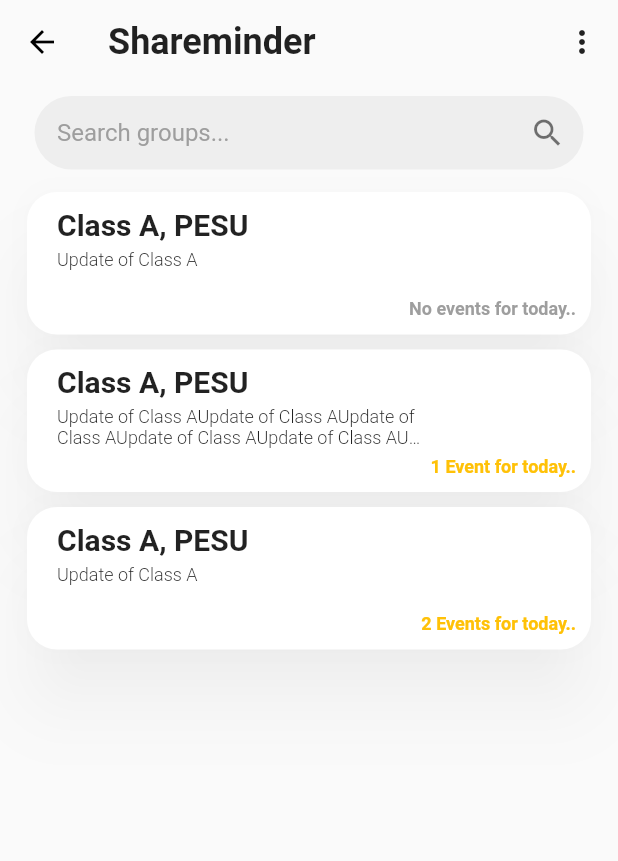
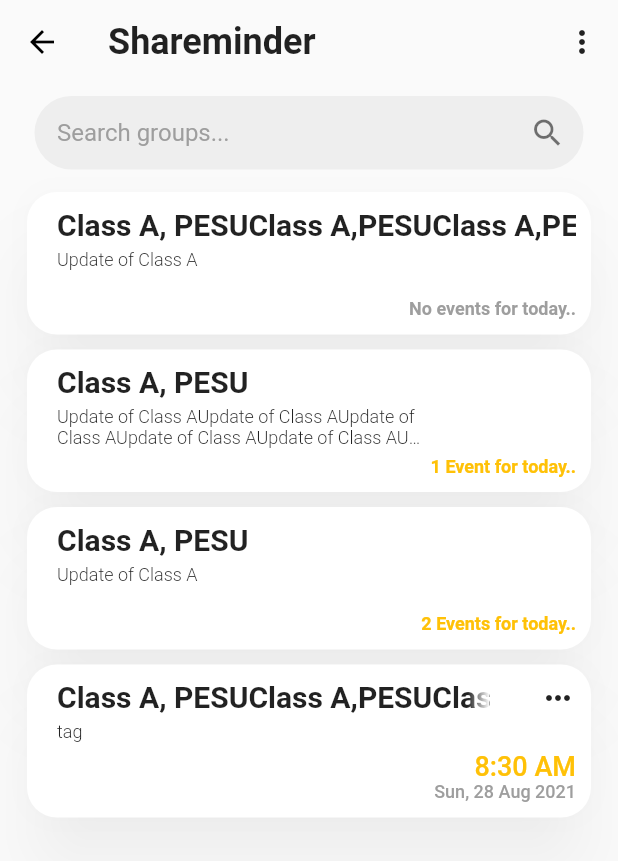
Before and after one commit to sathviksaya/override, a Flutter app: the Home screen opened directly, on a phone screen of 412 x 824 dp. Shown: the top 861 px of the screen. Run offline on Flutter 3.47's test engine with Material 2 defaults, Android fonts, the phone set to English and light mode, and no system bars; our stand-ins replace cloud_firestore, firebase_auth, firebase_core, flutter_spinkit, google_fonts, google_sign_in and 3 more; accounts and stored records are empty.

Commit message:
event card

```diff
--- a/lib/screens/home_screen/display_groups.dart
+++ b/lib/screens/home_screen/display_groups.dart
@@ -1,4 +1,5 @@
 import 'package:flutter/material.dart';
+import 'package:override/screens/widgets/event_card.dart';
 import 'package:override/screens/widgets/group_card.dart';
 import 'package:override/shared/my_textfield.dart';
 
@@ -40,7 +41,7 @@
         child: Column(
           children: [
             GroupCard(
-              name: "Class A, PESU",
+              name: "Class A, PESUClass A,PESUClass A,PESUClass A,PESUClass A,PESUClass A,PESUClass A, PESU",
               description: "Update of Class A",
               eventsNumber: 0,
             ),
@@ -55,6 +56,7 @@
               description: "Update of Class A",
               eventsNumber: 2,
             ),
+            EventCard(name: "Class A, PESUClass A,PESUClass A,PESUClass A,PESUC", tag: "tag", dateTime: '')
           ],
         ),
       ),
--- a/lib/screens/widgets/dropdown_list.dart
+++ b/lib/screens/widgets/dropdown_list.dart
@@ -14,7 +14,7 @@
   @override
   Widget build(BuildContext context) {
     return PopupMenuButton<String>(
-      enableFeedback: true,
+      // enableFeedback: true,
       color: Colors.white,
       elevation: 20,
       tooltip: 'Options',
--- a/lib/screens/widgets/group_card.dart
+++ b/lib/screens/widgets/group_card.dart
@@ -43,6 +43,8 @@
               children: [
                 Text(
                   this.name,
+                  maxLines: 1,
+                  softWrap: false,
                   style: GoogleFonts.roboto(
                     fontSize: 20,
                     fontWeight: FontWeight.w600,
```
Also changed, not shown: lib/screens/widgets/event_card.dart (+30 -18 lines).
